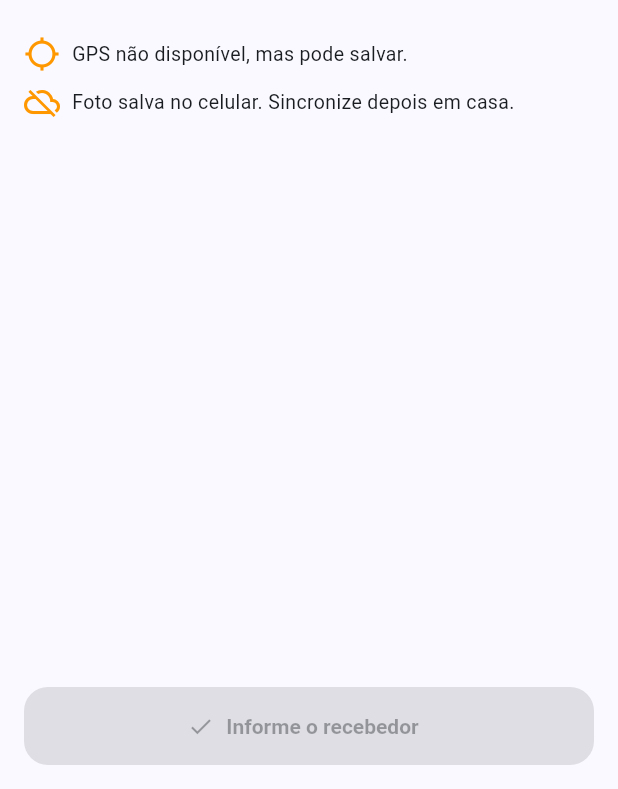
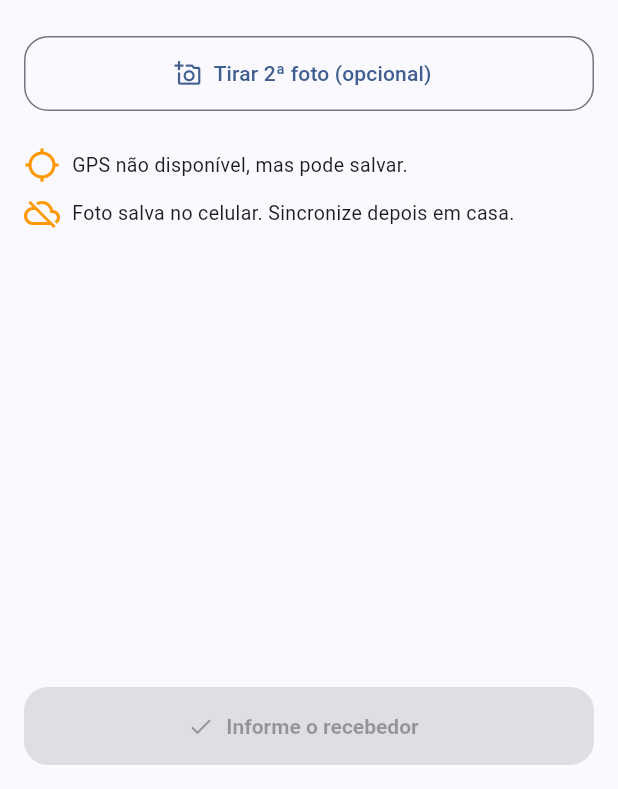
Before and after one commit to victorfs32/entrega_app, a Flutter app: the RegistrarEntregaPage screen opened directly with empty values, on a phone screen of 412 x 824 dp, the part 447-1236 px from its top. Run offline on Flutter 3.47's test engine with Material 3 defaults, Android fonts, the phone set to English and light mode, and no system bars; our stand-ins replace camera, cloud_firestore, dio, firebase_auth, firebase_core, flutter_image_compress and 5 more; missing offline and left inert: mobile_scanner; accounts and stored records are empty.

Commit message:
Adiciona opcao de tirar uma segunda foto por registro de entrega
Na tela de Registrar Entrega (pacote unico), alem da foto obrigatoria
agora da pra tirar uma segunda foto opcional (ex: outro angulo ou o
local da entrega). Os dois arquivos sao salvos localmente, sincronizados
para o servidor de fotos e exibidos na tela de detalhes da entrega. A
tela de entrega em massa nao foi alterada, pra nao atrasar o fluxo de
bipar varios pacotes seguidos.

Co-Authored-By: Claude Sonnet 5 <noreply@anthropic.com>

```diff
--- a/lib/RegistrarEntregaPage.dart
+++ b/lib/RegistrarEntregaPage.dart
@@ -28,6 +28,7 @@ class _RegistrarEntregaPageState extends State<RegistrarEntregaPage> {
   final TextEditingController nomeController = TextEditingController();
 
   File? foto;
+  File? foto2;
   double? lat;
   double? lng;
 
@@ -89,10 +90,14 @@ class _RegistrarEntregaPageState extends State<RegistrarEntregaPage> {
     }
   }
 
-  Future<void> _tirarFoto() async {
+  Future<void> _tirarFoto({required bool segunda}) async {
     final picked = await Navigator.push<File>(
       context,
-      MaterialPageRoute(builder: (_) => const CameraEntregaPage()),
+      MaterialPageRoute(
+        builder: (_) => CameraEntregaPage(
+          titulo: segunda ? 'Foto 2 da entrega' : 'Foto da entrega',
+        ),
+      ),
     );
 
     if (picked == null) return;
@@ -104,13 +109,18 @@ class _RegistrarEntregaPageState extends State<RegistrarEntregaPage> {
       await fotosDir.create(recursive: true);
     }
 
-    final nomeArquivo =
-        '${widget.codigo}_${DateTime.now().millisecondsSinceEpoch}.jpg';
+    final sufixo = segunda ? '_2' : '';
+    final timestamp = DateTime.now().millisecondsSinceEpoch;
+    final nomeArquivo = '${widget.codigo}$sufixo' '_$timestamp.jpg';
 
     final novaFoto = await picked.copy('${fotosDir.path}/$nomeArquivo');
 
     setState(() {
-      foto = novaFoto;
+      if (segunda) {
+        foto2 = novaFoto;
+      } else {
+        foto = novaFoto;
+      }
     });
   }
 
@@ -192,6 +202,13 @@ class _RegistrarEntregaPageState extends State<RegistrarEntregaPage> {
         'fotoServerPath': null,
         'fotoSincronizada': false,
 
+        if (foto2 != null) ...{
+          'fotoPath2': foto2!.path,
+          'fotoUrl2': null,
+          'fotoServerPath2': null,
+          'fotoSincronizada2': false,
+        },
+
         'lat': lat,
         'lng': lng,
 
@@ -222,6 +239,7 @@ class _RegistrarEntregaPageState extends State<RegistrarEntregaPage> {
         dataLeitura: DateTime.now(),
         nomeRecebedor: nomeRecebedor,
         fotoPath: foto!.path,
+        fotoPath2: foto2?.path,
         lat: lat,
         lng: lng,
         entregue: true,
@@ -291,7 +309,7 @@ class _RegistrarEntregaPageState extends State<RegistrarEntregaPage> {
               width: double.infinity,
               height: 50,
               child: FilledButton.icon(
-                onPressed: salvando ? null : _tirarFoto,
+                onPressed: salvando ? null : () => _tirarFoto(segunda: false),
                 icon: const Icon(Icons.camera_alt),
                 label: Text(
                   foto == null ? "Tirar foto da entrega" : "Trocar foto",
@@ -312,6 +330,52 @@ class _RegistrarEntregaPageState extends State<RegistrarEntregaPage> {
                   cacheHeight:
                       (180 * MediaQuery.devicePixelRatioOf(context)).round(),
                 ),
+              ),
+
+            const SizedBox(height: 12),
+
+            SizedBox(
+              width: double.infinity,
+              height: 50,
+              child: OutlinedButton.icon(
+                onPressed: salvando ? null : () => _tirarFoto(segunda: true),
+                icon: const Icon(Icons.add_a_photo_outlined),
+                label: Text(
+                  foto2 == null ? "Tirar 2ª foto (opcional)" : "Trocar 2ª foto",
+                ),
+              ),
+            ),
+
+            const SizedBox(height: 12),
+
+            if (foto2 != null)
+              Stack(
+                children: [
+                  ClipRRect(
+                    borderRadius: BorderRadius.circular(12),
+                    child: Image.file(
+                      foto2!,
+                      height: 180,
+                      width: double.infinity,
+                      fit: BoxFit.cover,
+                      cacheHeight:
+                          (180 * MediaQuery.devicePixelRatioOf(context))
+                              .round(),
+                    ),
+                  ),
+                  Positioned(
+                    top: 6,
+                    right: 6,
+                    child: IconButton.filled(
+                      onPressed: salvando ? null : () => setState(() => foto2 = null),
+                      icon: const Icon(Icons.close, size: 18),
+                      style: IconButton.styleFrom(
+                        backgroundColor: Colors.black.withValues(alpha: 0.55),
+                        minimumSize: const Size(32, 32),
+                      ),
+                    ),
+                  ),
+                ],
               ),
 
             const SizedBox(height: 12),
--- a/lib/main.dart
+++ b/lib/main.dart
@@ -334,6 +334,10 @@ class _HomePageState extends State<HomePage> {
             fotoUrl: dados['fotoUrl'],
             fotoViewUrl: dados['fotoViewUrl'],
             fotoDownloadUrl: dados['fotoDownloadUrl'],
+            fotoPath2: dados['fotoPath2'],
+            fotoUrl2: dados['fotoUrl2'],
+            fotoViewUrl2: dados['fotoViewUrl2'],
+            fotoDownloadUrl2: dados['fotoDownloadUrl2'],
             lat: (dados['lat'] as num?)?.toDouble(),
             lng: (dados['lng'] as num?)?.toDouble(),
             entregue: dados['entregue'] ?? true,
--- a/lib/model/pacote.dart
+++ b/lib/model/pacote.dart
@@ -9,6 +9,13 @@ class Pacote {
   String? fotoUrl;
   String? fotoViewUrl;
   String? fotoDownloadUrl;
+
+  // Segunda foto opcional do mesmo registro (ex: outro ângulo do pacote
+  // ou do local de entrega).
+  String? fotoPath2;
+  String? fotoUrl2;
+  String? fotoViewUrl2;
+  String? fotoDownloadUrl2;
 
   double? lat;
   double? lng;
@@ -24,6 +31,10 @@ class Pacote {
     this.fotoUrl,
     this.fotoViewUrl,
     this.fotoDownloadUrl,
+    this.fotoPath2,
+    this.fotoUrl2,
+    this.fotoViewUrl2,
+    this.fotoDownloadUrl2,
     this.lat,
     this.lng,
     this.entregue = false,
@@ -40,6 +51,10 @@ class Pacote {
       'fotoUrl': fotoUrl,
       'fotoViewUrl': fotoViewUrl,
       'fotoDownloadUrl': fotoDownloadUrl,
+      'fotoPath2': fotoPath2,
+      'fotoUrl2': fotoUrl2,
+      'fotoViewUrl2': fotoViewUrl2,
+      'fotoDownloadUrl2': fotoDownloadUrl2,
       'lat': lat,
       'lng': lng,
       'entregue': entregue,
@@ -57,6 +72,10 @@ class Pacote {
       fotoUrl: map['fotoUrl'],
       fotoViewUrl: map['fotoViewUrl'],
       fotoDownloadUrl: map['fotoDownloadUrl'],
+      fotoPath2: map['fotoPath2'],
+      fotoUrl2: map['fotoUrl2'],
+      fotoViewUrl2: map['fotoViewUrl2'],
+      fotoDownloadUrl2: map['fotoDownloadUrl2'],
       lat: (map['lat'] as num?)?.toDouble(),
       lng: (map['lng'] as num?)?.toDouble(),
       entregue: map['entregue'] ?? false,
```
Also changed, not shown: lib/camera_entrega_page.dart (+6 -4 lines), lib/detalhes_entrega_page.dart (+39 -21 lines), lib/services/sincronizacao_fotos_service.dart (+105 -42 lines).
